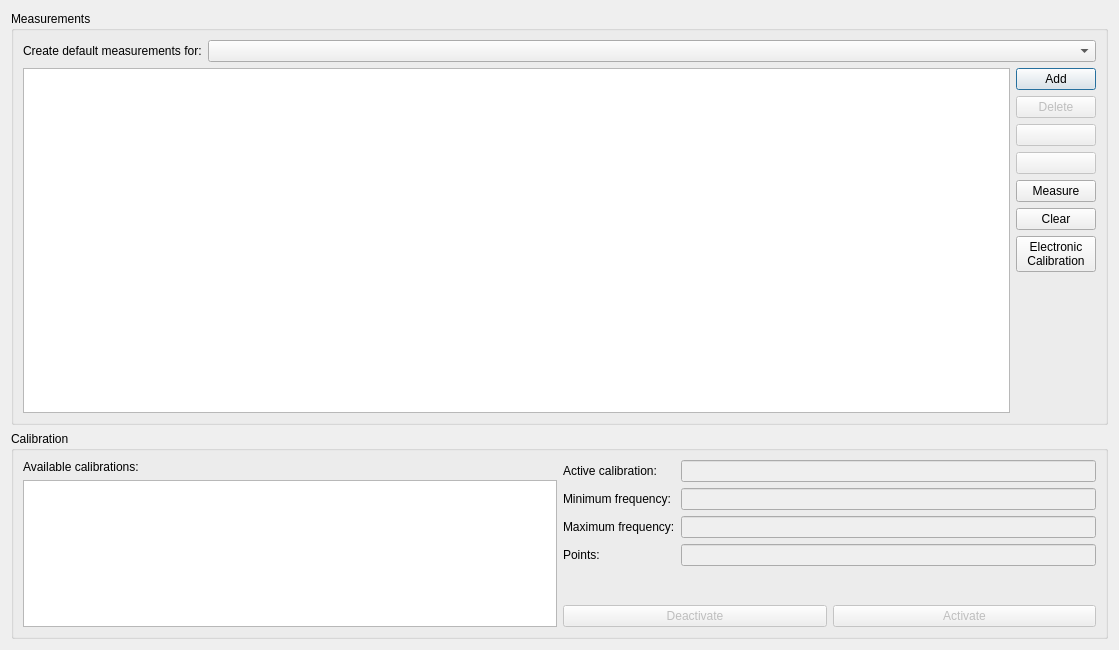
Before: the Qt Designer form Software/PC_Application/Calibration/calibrationdialogui.ui in jankae/LibreVNA, drawn with Qt 5.
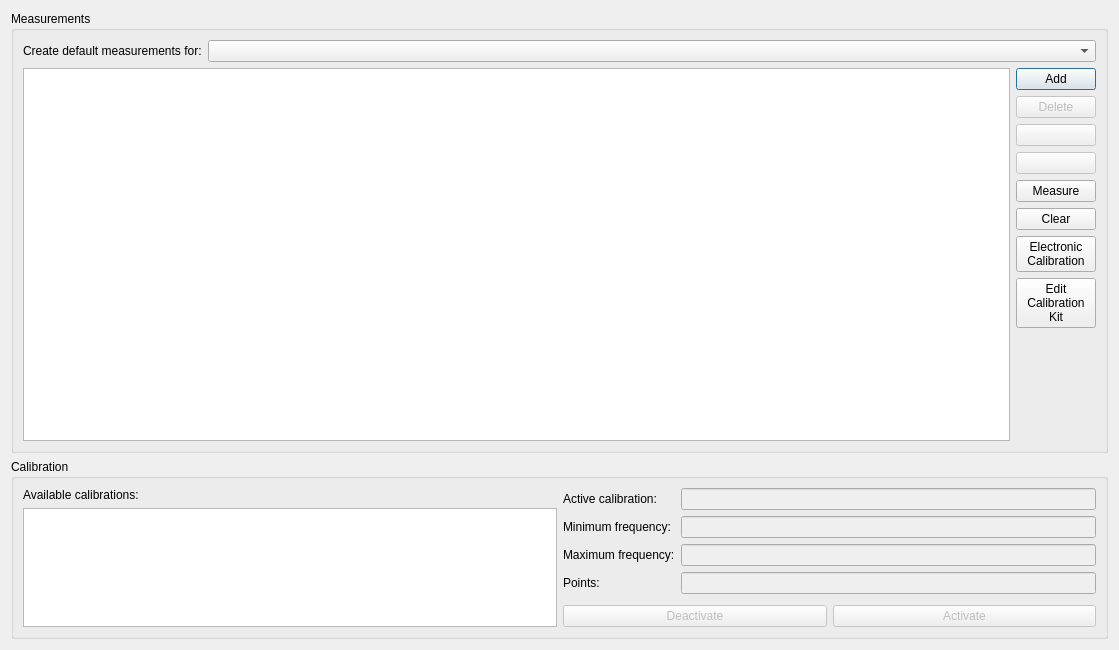
After: the same form once the commit is applied. Icons and pictures are not drawn. Custom widgets are drawn as their Qt base class.

Commit message: Take automatic calibration measurements

The edit to the form file:
```diff
--- a/Software/PC_Application/Calibration/calibrationdialogui.ui
+++ b/Software/PC_Application/Calibration/calibrationdialogui.ui
@@ -167,6 +167,21 @@
             </property>
            </widget>
           </item>
+          <item>
+           <widget class="QPushButton" name="editCalkit">
+            <property name="sizePolicy">
+             <sizepolicy hsizetype="Minimum" vsizetype="Fixed">
+              <horstretch>0</horstretch>
+              <verstretch>0</verstretch>
+             </sizepolicy>
+            </property>
+            <property name="text">
+             <string>Edit
+Calibration
+Kit</string>
+            </property>
+           </widget>
+          </item>
           <item>
            <spacer name="verticalSpacer">
             <property name="orientation">
```
The commit also changes 9 other files.
